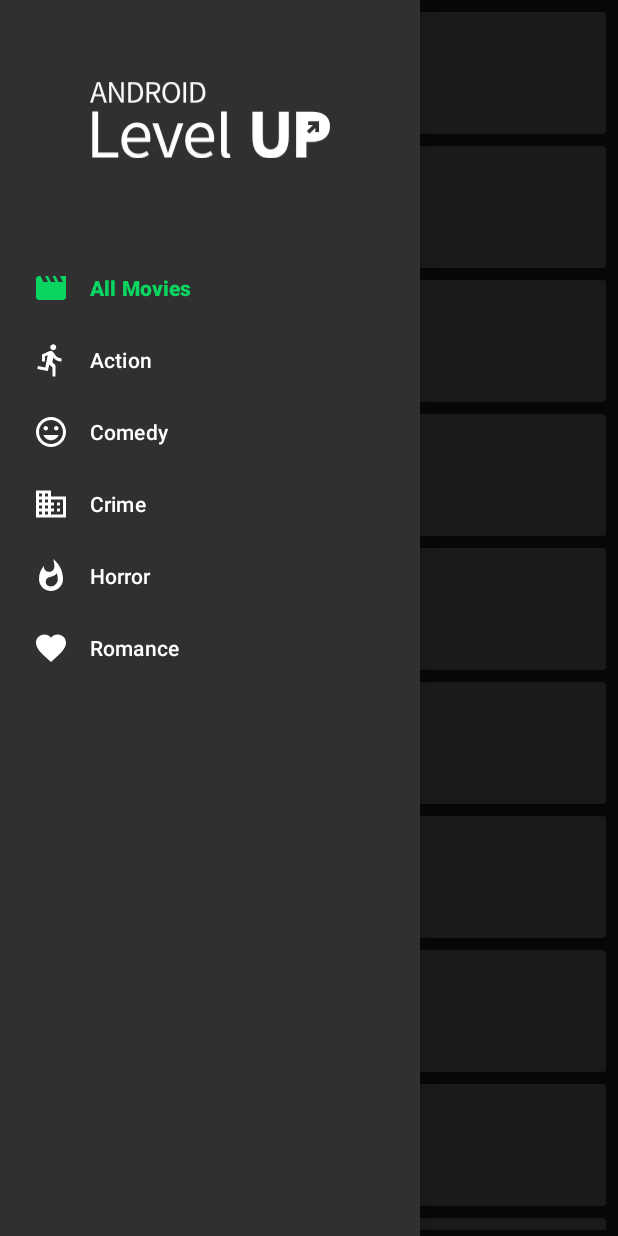
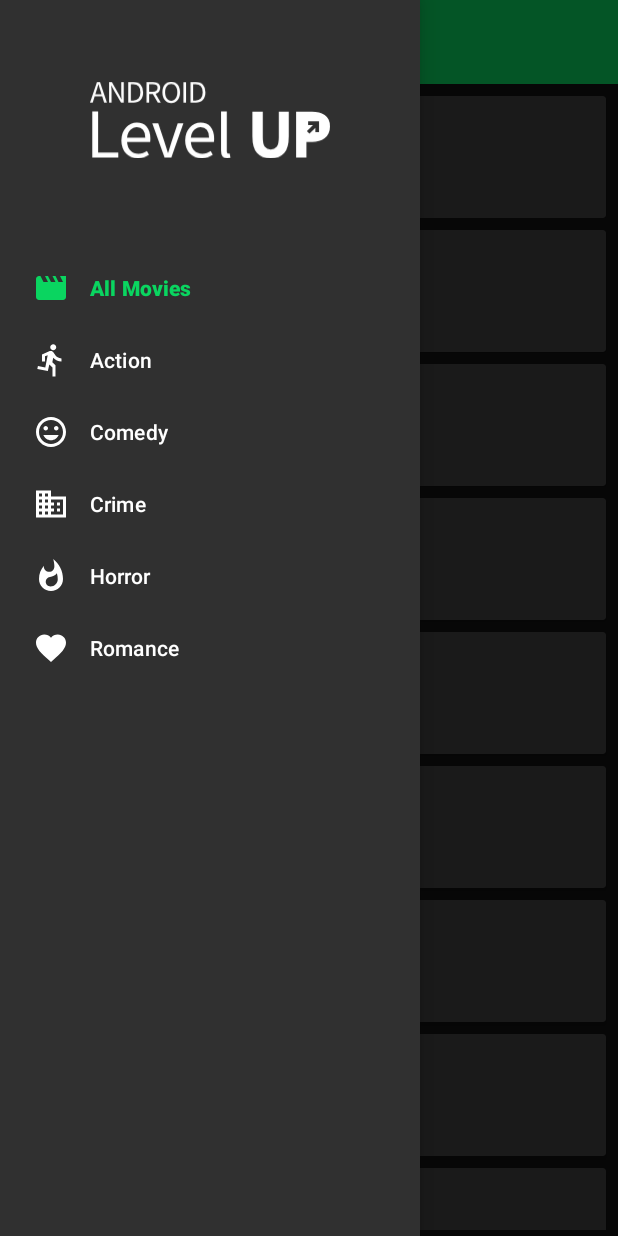
Before and after one commit to arepnikov/ALUHomework3, an Android app: the screen it shows after launch (HomeActivity), with the side drawer open, on a phone screen of 412 x 824 dp. Run offline under Robolectric (Android 15) with nearby library versions, the phone set to English and light mode, and no system bars.

Commit message:
add toolbar

```diff
--- a/app/src/main/java/pl/daftacademy/androidlevelup/view/home/HomeActivity.kt
+++ b/app/src/main/java/pl/daftacademy/androidlevelup/view/home/HomeActivity.kt
@@ -1,7 +1,10 @@
 package pl.daftacademy.androidlevelup.view.home
 
 import android.os.Bundle
+import android.view.MenuItem
 import androidx.appcompat.app.AppCompatActivity
+import androidx.core.view.GravityCompat
+import kotlinx.android.synthetic.main.activity_home.*
 import pl.daftacademy.androidlevelup.R
 
 class HomeActivity : AppCompatActivity() {
@@ -9,5 +12,20 @@ class HomeActivity : AppCompatActivity() {
     override fun onCreate(savedInstanceState: Bundle?) {
         super.onCreate(savedInstanceState)
         setContentView(R.layout.activity_home)
+
+        setSupportActionBar(toolbar)
+        supportActionBar?.apply {
+            setDisplayHomeAsUpEnabled(true)
+            setHomeAsUpIndicator(R.drawable.ic_menu)
+        }
     }
+
+    override fun onOptionsItemSelected(item: MenuItem) =
+        when (item.itemId) {
+            android.R.id.home -> {
+                drawer.openDrawer(GravityCompat.START)
+                true
+            }
+            else -> super.onOptionsItemSelected(item)
+        }
 }
--- /dev/null
+++ b/app/src/main/res/drawable/ic_menu.xml
@@ -0,0 +1,5 @@
+<vector android:height="24dp" android:tint="#F8F8F8"
+    android:viewportHeight="24.0" android:viewportWidth="24.0"
+    android:width="24dp" xmlns:android="http://schemas.android.com/apk/res/android">
+    <path android:fillColor="#FF000000" android:pathData="M3,18h18v-2L3,16v2zM3,13h18v-2L3,11v2zM3,6v2h18L21,6L3,6z"/>
+</vector>
--- a/app/src/main/res/layout/activity_home.xml
+++ b/app/src/main/res/layout/activity_home.xml
@@ -11,12 +11,19 @@
             android:layout_width="match_parent"
             android:layout_height="match_parent">
 
+        <androidx.appcompat.widget.Toolbar
+                android:id="@+id/toolbar"
+                android:layout_width="match_parent"
+                android:layout_height="?attr/actionBarSize"
+                android:background="?attr/colorPrimary"
+                app:layout_constraintTop_toTopOf="parent"/>
+
         <fragment
                 android:name="pl.daftacademy.androidlevelup.view.movies.MoviesFragment"
                 android:id="@+id/fragment"
                 android:layout_width="0dp"
                 android:layout_height="0dp"
-                app:layout_constraintTop_toTopOf="parent"
+                app:layout_constraintTop_toBottomOf="@+id/toolbar"
                 app:layout_constraintBottom_toBottomOf="parent"
                 app:layout_constraintStart_toStartOf="parent"
                 app:layout_constraintEnd_toEndOf="parent"/>
```
